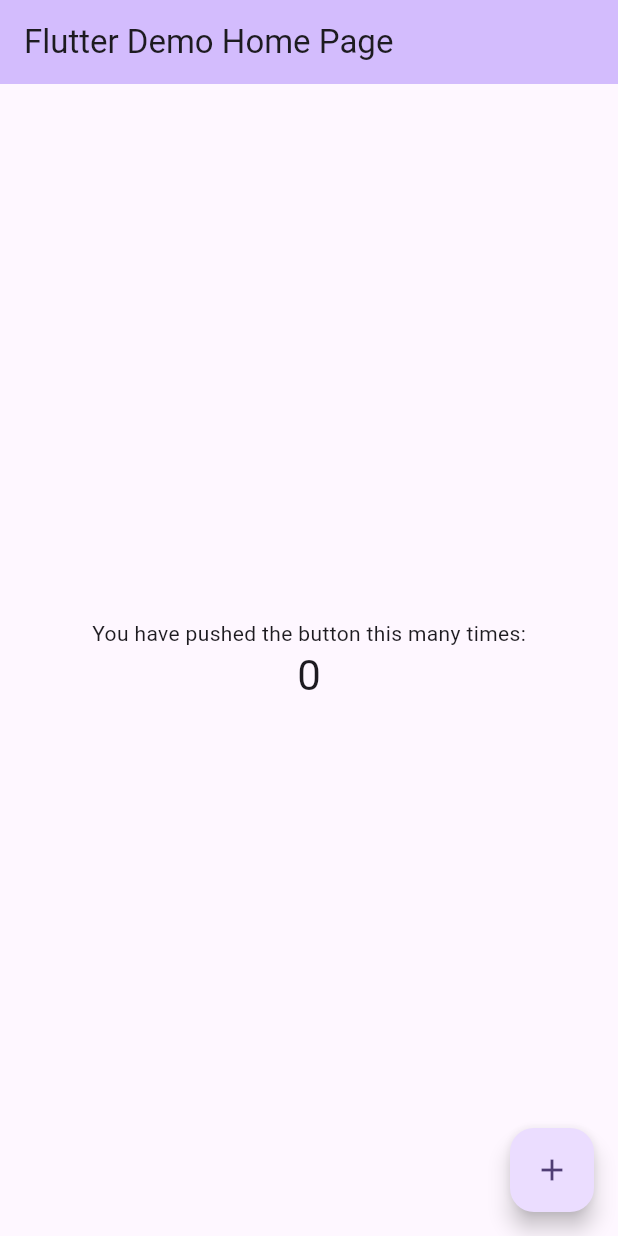
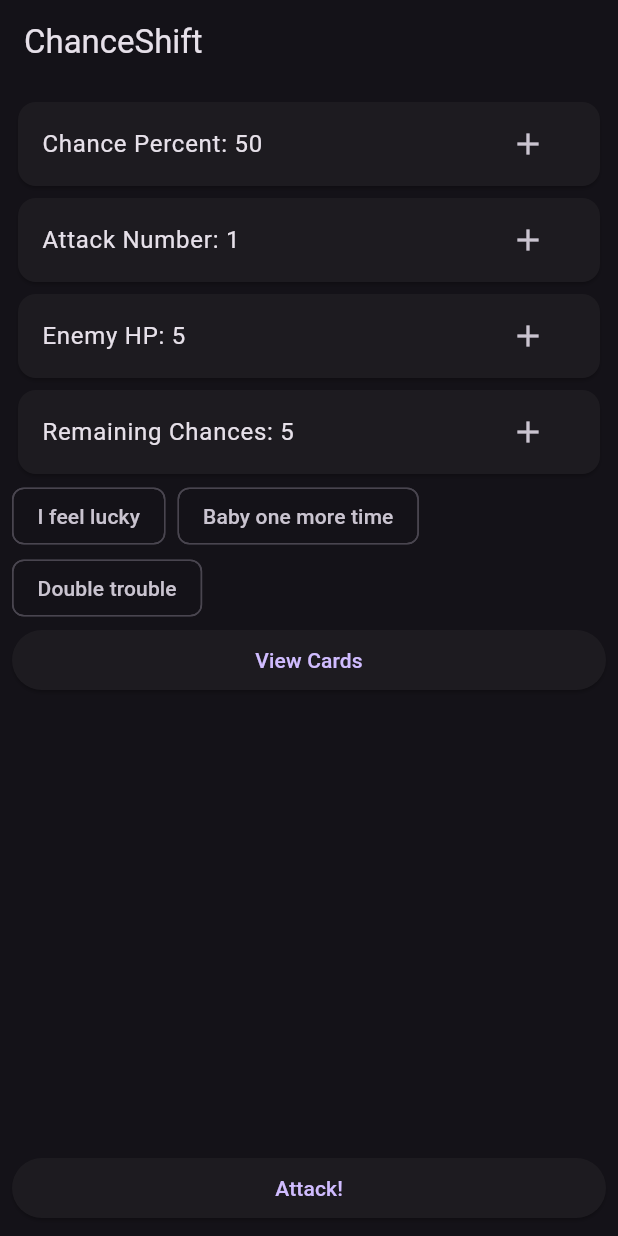
Before and after one commit to hyunjaemoon/chanceshift, a Flutter app: the screen it shows after launch, on a phone screen of 412 x 824 dp. Run offline on Flutter 3.47's test engine with Material 3 defaults, Android fonts, the phone set to English and light mode, and no system bars.

Commit message:
ChanceShift v0.0.1

```diff
--- /dev/null
+++ b/lib/card_list.dart
@@ -0,0 +1,115 @@
+import 'dart:convert';
+
+import 'package:flutter/material.dart';
+import 'package:flutter/services.dart';
+
+class CardInfo {
+  final int idx;
+  final int chanceValue;
+  final int attackValue;
+  final String name;
+  final String description;
+
+  CardInfo({
+    required this.idx,
+    required this.chanceValue,
+    required this.attackValue,
+    required this.name,
+    required this.description,
+  });
+
+  factory CardInfo.fromJson(Map<String, dynamic> json) {
+    return CardInfo(
+      idx: json['idx'],
+      chanceValue: json['chance_value'],
+      attackValue: json['attack_value'],
+      name: json['name'],
+      description: json['description'],
+    );
+  }
+
+  Map<String, dynamic> toJson() {
+    return {
+      'idx': idx,
+      'chance_value': chanceValue,
+      'attack_value': attackValue,
+      'name': name,
+      'description': description,
+    };
+  }
+}
+
+class CardList {
+  final List<CardInfo> cards;
+
+  CardList({
+    required this.cards,
+  });
+
+  factory CardList.fromJson(List<dynamic> parsedJson) {
+    List<CardInfo> cards = parsedJson.map((i) => CardInfo.fromJson(i)).toList();
+    return CardList(cards: cards);
+  }
+
+  List<dynamic> toJson() {
+    return cards.map((i) => i.toJson()).toList();
+  }
+}
+
+// A function to parse the JSON file
+Future<CardList> parseCards(String jsonString) async {
+  final jsonMap = jsonDecode(jsonString);
+  final cardList = CardList.fromJson(jsonMap['cards']);
+  return cardList;
+}
+
+Future<CardList> loadCardList() async {
+  final String jsonString = await rootBundle.loadString('json/card_info.json');
+  return parseCards(jsonString);
+}
+
+class CardListScreen extends StatefulWidget {
+  @override
+  _CardListScreenState createState() => _CardListScreenState();
+}
+
+class _CardListScreenState extends State<CardListScreen> {
+  @override
+  Widget build(BuildContext context) {
+    return Scaffold(
+      appBar: AppBar(
+        title: Text('Card List'),
+      ),
+      body: FutureBuilder<CardList>(
+        future: loadCardList(),
+        builder: (context, snapshot) {
+          if (snapshot.connectionState == ConnectionState.waiting) {
+            return Center(child: CircularProgressIndicator());
+          } else if (snapshot.hasError) {
+            return Center(child: Text('Error: ${snapshot.error}'));
+          } else if (snapshot.hasData) {
+            return ListView.builder(
+              itemCount: snapshot.data!.cards.length,
+              itemBuilder: (context, index) {
+                var card = snapshot.data!.cards[index];
+                return ListTile(
+                  title: Text(card.name),
+                  subtitle: Column(
+                    crossAxisAlignment: CrossAxisAlignment.start,
+                    children: <Widget>[
+                      Text(card.description),
+                      Text("Attack Value: ${card.attackValue}"),
+                      Text("Chance Value: ${card.chanceValue}"),
+                    ],
+                  ),
+                );
+              },
+            );
+          } else {
+            return Center(child: Text('No cards found.'));
+          }
+        },
+      ),
+    );
+  }
+}
--- a/lib/main.dart
+++ b/lib/main.dart
@@ -1,125 +1,224 @@
+import 'dart:convert';
+import 'dart:math';
+
+import 'package:chanceshfit/card_list.dart';
 import 'package:flutter/material.dart';
+import 'package:flutter/services.dart';
 
 void main() {
-  runApp(const MyApp());
+  runApp(MyApp());
 }
 
 class MyApp extends StatelessWidget {
-  const MyApp({super.key});
-
-  // This widget is the root of your application.
   @override
   Widget build(BuildContext context) {
     return MaterialApp(
-      title: 'Flutter Demo',
+      title: 'ChanceShift',
       theme: ThemeData(
-        // This is the theme of your application.
-        //
-        // TRY THIS: Try running your application with "flutter run". You'll see
-        // the application has a purple toolbar. Then, without quitting the app,
-        // try changing the seedColor in the colorScheme below to Colors.green
-        // and then invoke "hot reload" (save your changes or press the "hot
-        // reload" button in a Flutter-supported IDE, or press "r" if you used
-        // the command line to start the app).
-        //
-        // Notice that the counter didn't reset back to zero; the application
-        // state is not lost during the reload. To reset the state, use hot
-        // restart instead.
-        //
-        // This works for code too, not just values: Most code changes can be
-        // tested with just a hot reload.
-        colorScheme: ColorScheme.fromSeed(seedColor: Colors.deepPurple),
-        useMaterial3: true,
+        brightness: Brightness.dark,
+        primaryColor: Colors.blueGrey,
       ),
-      home: const MyHomePage(title: 'Flutter Demo Home Page'),
+      home: GameInterface(),
     );
   }
 }
 
-class MyHomePage extends StatefulWidget {
-  const MyHomePage({super.key, required this.title});
-
-  // This widget is the home page of your application. It is stateful, meaning
-  // that it has a State object (defined below) that contains fields that affect
-  // how it looks.
-
-  // This class is the configuration for the state. It holds the values (in this
-  // case the title) provided by the parent (in this case the App widget) and
-  // used by the build method of the State. Fields in a Widget subclass are
-  // always marked "final".
-
-  final String title;
-
+class GameInterface extends StatefulWidget {
   @override
-  State<MyHomePage> createState() => _MyHomePageState();
+  _GameInterfaceState createState() => _GameInterfaceState();
 }
 
-class _MyHomePageState extends State<MyHomePage> {
-  int _counter = 0;
+class _GameInterfaceState extends State<GameInterface> {
+  int chancePercent = 50;
+  int attackNum = 1;
+  int enemyHp = 5;
+  int remainingChances = 5;
+  List<int> cardIndices = [];
+  Future<CardList>? cardsFuture;
 
-  void _incrementCounter() {
+  void reset() {
     setState(() {
-      // This call to setState tells the Flutter framework that something has
-      // changed in this State, which causes it to rerun the build method below
-      // so that the display can reflect the updated values. If we changed
-      // _counter without calling setState(), then the build method would not be
-      // called again, and so nothing would appear to happen.
-      _counter++;
+      chancePercent = 50;
+      attackNum = 1;
+      enemyHp = 5;
+      remainingChances = 5;
+      cardIndices = [];
     });
   }
 
   @override
+  void initState() {
+    super.initState();
+    cardsFuture = loadCardList();
+  }
+
+  @override
   Widget build(BuildContext context) {
-    // This method is rerun every time setState is called, for instance as done
-    // by the _incrementCounter method above.
-    //
-    // The Flutter framework has been optimized to make rerunning build methods
-    // fast, so that you can just rebuild anything that needs updating rather
-    // than having to individually change instances of widgets.
     return Scaffold(
       appBar: AppBar(
-        // TRY THIS: Try changing the color here to a specific color (to
-        // Colors.amber, perhaps?) and trigger a hot reload to see the AppBar
-        // change color while the other colors stay the same.
-        backgroundColor: Theme.of(context).colorScheme.inversePrimary,
-        // Here we take the value from the MyHomePage object that was created by
-        // the App.build method, and use it to set our appbar title.
-        title: Text(widget.title),
+        title: Text('ChanceShift'),
       ),
-      body: Center(
-        // Center is a layout widget. It takes a single child and positions it
-        // in the middle of the parent.
+      body: Padding(
+        padding: const EdgeInsets.all(8.0),
         child: Column(
-          // Column is also a layout widget. It takes a list of children and
-          // arranges them vertically. By default, it sizes itself to fit its
-          // children horizontally, and tries to be as tall as its parent.
-          //
-          // Column has various properties to control how it sizes itself and
-          // how it positions its children. Here we use mainAxisAlignment to
-          // center the children vertically; the main axis here is the vertical
-          // axis because Columns are vertical (the cross axis would be
-          // horizontal).
-          //
-          // TRY THIS: Invoke "debug painting" (choose the "Toggle Debug Paint"
-          // action in the IDE, or press "p" in the console), to see the
-          // wireframe for each widget.
-          mainAxisAlignment: MainAxisAlignment.center,
+          crossAxisAlignment: CrossAxisAlignment.stretch,
           children: <Widget>[
-            const Text(
-              'You have pushed the button this many times:',
+            Expanded(
+              child: ListView(
+                children: [
+                  _buildStatCard('Chance Percent', chancePercent, (newValue) {
+                    setState(() => chancePercent = newValue);
+                  }),
+                  _buildStatCard('Attack Number', attackNum, (newValue) {
+                    setState(() => attackNum = newValue);
+                  }),
+                  _buildStatCard('Enemy HP', enemyHp, (newValue) {
+                    setState(() => enemyHp = newValue);
+                  }),
+                  _buildStatCard('Remaining Chances', remainingChances,
+                      (newValue) {
+                    setState(() => remainingChances = newValue);
+                  }),
+                  Wrap(
+                    spacing: 8.0,
+                    children:
+                        List.generate(3, (index) => _buildCardSelector(index)),
+                  ),
+                  ElevatedButton(
+                    onPressed: () {
+                      // Navigate to CardListScreen
+                      Navigator.push(
+                        context,
+                        MaterialPageRoute(
+                            builder: (context) => CardListScreen()),
+                      );
+                    },
+                    child: Text('View Cards'),
+                  ),
+                ],
+              ),
             ),
-            Text(
-              '$_counter',
-              style: Theme.of(context).textTheme.headlineMedium,
+            ElevatedButton(
+              onPressed: _performAttack,
+              child: Text('Attack!'),
             ),
           ],
         ),
       ),
-      floatingActionButton: FloatingActionButton(
-        onPressed: _incrementCounter,
-        tooltip: 'Increment',
-        child: const Icon(Icons.add),
-      ), // This trailing comma makes auto-formatting nicer for build methods.
     );
   }
+
+  Widget _buildStatCard(String label, int value, ValueChanged<int> onChanged) {
+    return Card(
+      child: ListTile(
+        title: Text('$label: $value'),
+        trailing: IconButton(
+          icon: Icon(Icons.add),
+          onPressed: () {
+            onChanged(value + 1);
+          },
+        ),
+      ),
+    );
+  }
+
+  Widget _buildCardSelector(int cardIndex) {
+    return FutureBuilder<CardList>(
+      future: cardsFuture,
+      builder: (BuildContext context, AsyncSnapshot<CardList> snapshot) {
+        if (snapshot.hasData) {
+          var cards = snapshot.data!;
+          bool isSelected = cardIndices.contains(cards.cards[cardIndex].idx);
+          return FilterChip(
+            selected: isSelected,
+            label: Text(cards.cards[cardIndex].name),
+            onSelected: (bool selected) {
+              setState(() {
+                if (selected) {
+                  cardIndices.add(cards.cards[cardIndex].idx);
+                  chancePercent += cards.cards[cardIndex].chanceValue;
+                  attackNum += cards.cards[cardIndex].attackValue;
+                } else {
+                  cardIndices.remove(cards.cards[cardIndex].idx);
+                  chancePercent -= cards.cards[cardIndex].chanceValue;
+                  attackNum -= cards.cards[cardIndex].attackValue;
+                }
+              });
+            },
+          );
+        } else if (snapshot.hasError) {
+          return Text("Error loading cards.");
+        } else {
+          return CircularProgressIndicator();
+        }
+      },
+    );
+  }
+
+  void _performAttack() {
+    // Dummy logic for an attack
+    if (remainingChances > 0 && enemyHp > 0) {
+      setState(() {
+        for (int i = 0; i < attackNum; i++) {
+          if (chancePercent >= 100 || chancePercent >= Random().nextInt(100)) {
+            enemyHp -= 1;
+            ScaffoldMessenger.of(context).showSnackBar(
+              SnackBar(
+                content: Text('Attack Success!'),
+                duration: Duration(seconds: 1), // Duration can be adjusted
+              ),
+            );
+          } else {
+            ScaffoldMessenger.of(context).showSnackBar(
+              SnackBar(
+                content: Text('Attack Failed...'),
+                duration: Duration(seconds: 1), // Duration can be adjusted
+              ),
+            );
+          }
+        }
+        remainingChances--;
+      });
+    }
+    // Perform other game logic like checking for win/lose conditions
+    if (enemyHp == 0) {
+      showDialog(
+        context: context,
+        builder: (context) {
+          return AlertDialog(
+            title: Text('You win!'),
+            content: Text('You defeated the enemy!'),
+            actions: <Widget>[
+              TextButton(
+                onPressed: () {
+                  Navigator.of(context).pop();
+                  reset();
+                },
+                child: Text('OK'),
+              ),
+            ],
+          );
+        },
+      );
+    } else if (remainingChances == 0) {
+      showDialog(
+        context: context,
+        builder: (context) {
+          return AlertDialog(
+            title: Text('Game Over'),
+            content: Text('You ran out of chances!'),
+            actions: <Widget>[
+              TextButton(
+                onPressed: () {
+                  Navigator.of(context).pop();
+                  reset();
+                },
+                child: Text('OK'),
+              ),
+            ],
+          );
+        },
+      );
+    }
+  }
 }
--- a/pubspec.yaml
+++ b/pubspec.yaml
@@ -62,6 +62,8 @@ flutter:
   # assets:
   #   - images/a_dot_burr.jpeg
   #   - images/a_dot_ham.jpeg
+  assets:
+    - json/card_info.json
 
   # An image asset can refer to one or more resolution-specific "variants", see
   # https://flutter.dev/assets-and-images/#resolution-aware
```
Also changed, not shown: json/card_info.json (added, +25 -0 lines).
